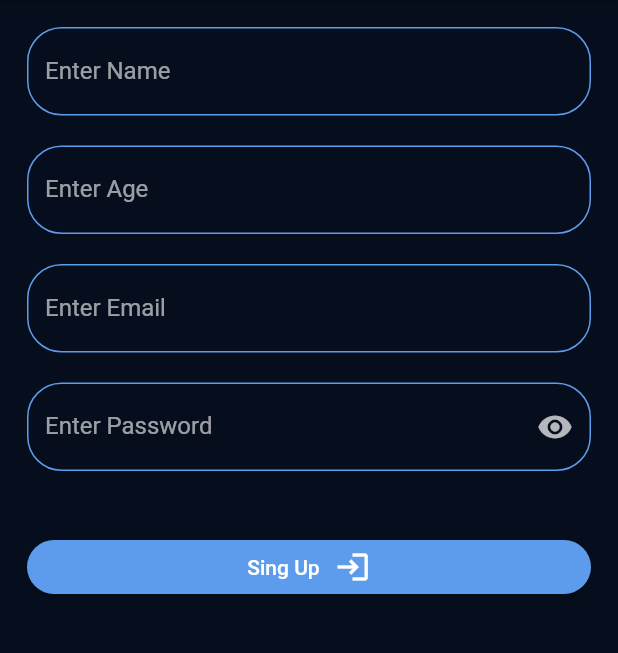
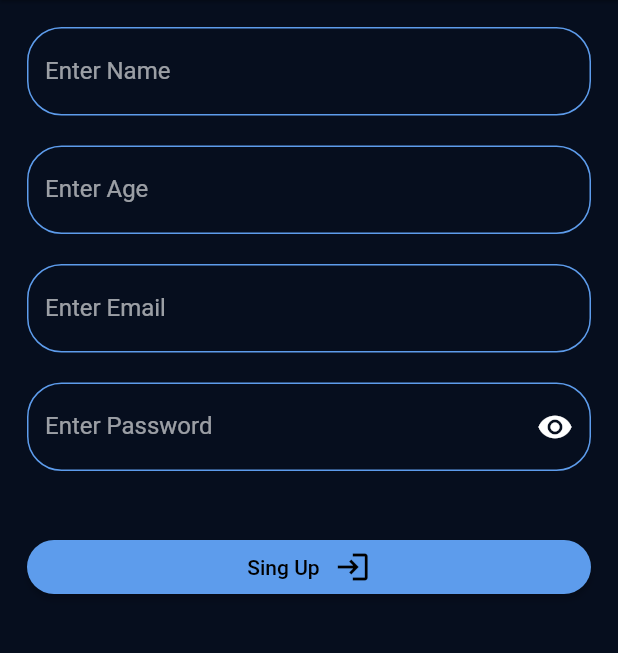
Before and after one commit to ahs25001/to_do_app, a Flutter app: the screen it shows after launch, tab 2 chosen, on a phone screen of 412 x 824 dp, the part 156-809 px from its top. Run offline on Flutter 3.47's test engine with Material 2 defaults, Android fonts, the phone set to English and light mode, and no system bars; our stand-ins replace calendar_timeline, cloud_firestore, date_picker_timeline, firebase_core, flutter_slidable, google_fonts; accounts and stored records are empty; generated files the repository leaves out were written again.

```diff
--- a/lib/l10n/app_ar.arb
+++ b/lib/l10n/app_ar.arb
@@ -16,7 +16,7 @@
   "editTask": "تعديل المهمه",
   "delete": "حذف",
   "edite": "تعديل",
-  "sinUp": "تسجبل مستخدم جديد",
+  "sinUp": "تسجيل مستخدم جديد",
   "login": "تسجيل الدخول",
   "enterValidMail": "ادخل حساب صحيح",
   "enterPassword": "ادخل كلمة مرور",
--- a/lib/providers/my_provider.dart
+++ b/lib/providers/my_provider.dart
@@ -6,6 +6,9 @@ class MyProvider extends ChangeNotifier{
   changeLocal(String code){
     local=code;
     notifyListeners();
+    print (local);
+    print('----------------');
+
   }
   changeMode(String mode){
     this.mode=mode;
--- a/lib/styles/myThem.dart
+++ b/lib/styles/myThem.dart
@@ -21,6 +21,7 @@ class MyThem {
       scaffoldBackgroundColor: mintGreen,
       iconTheme: IconThemeData(color: primary),
       appBarTheme: AppBarTheme(
+        iconTheme: IconThemeData(color: Colors.white),
         backgroundColor: primary,
         elevation: 1,
         titleTextStyle: GoogleFonts.poppins(
--- a/lib/tabs/login/sinUp.dart
+++ b/lib/tabs/login/sinUp.dart
@@ -85,10 +85,10 @@ class _SinUpState extends State<SinUp> {
                   if (value == null || value.isEmpty) {
                     return AppLocalizations.of(context)!.enterEmail;
                   }
-                  final bool emailValid =
-                  RegExp(r"^[a-zA-Z0-9.a-zA-Z0-9.!#$%&'*+-/=?^_`{|}~]+@[a-zA-Z0-9]+\.[a-zA-Z]+")
+                  final bool emailValid = RegExp(
+                          r"^[a-zA-Z0-9.a-zA-Z0-9.!#$%&'*+-/=?^_`{|}~]+@[a-zA-Z0-9]+\.[a-zA-Z]+")
                       .hasMatch(value);
-                  if(!emailValid){
+                  if (!emailValid) {
                     return AppLocalizations.of(context)!.enterValidMail;
                   }
                   return null;
@@ -126,7 +126,9 @@ class _SinUpState extends State<SinUp> {
                         },
                         icon: Icon(
                           Icons.remove_red_eye,
-                          color: (hidden) ? Colors.white70 : primary,
+                          color: (hidden)
+                              ? Theme.of(context).colorScheme.onPrimary
+                              : primary,
                         )),
                     border: OutlineInputBorder(
                         borderRadius: BorderRadius.circular(23),
@@ -152,11 +154,15 @@ class _SinUpState extends State<SinUp> {
                   child: Row(
                     mainAxisAlignment: MainAxisAlignment.center,
                     children: [
-                      Text(AppLocalizations.of(context)!.sinUp),
+                      Text(
+                        AppLocalizations.of(context)!.sinUp,
+                        style: TextStyle(
+                            color: Theme.of(context).colorScheme.onError),
+                      ),
                       const SizedBox(
                         width: 10,
                       ),
-                      Icon(Icons.login)
+                      Icon(Icons.login,color: Theme.of(context).colorScheme.onError,)
                     ],
                   ))
             ],
```
Also changed, not shown: lib/tabs/login/login.dart (+20 -8 lines), lib/tabs/taskes/task_item.dart (+2 -7 lines).
